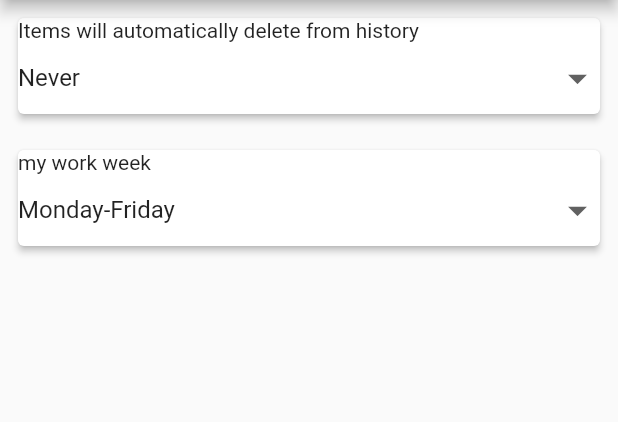
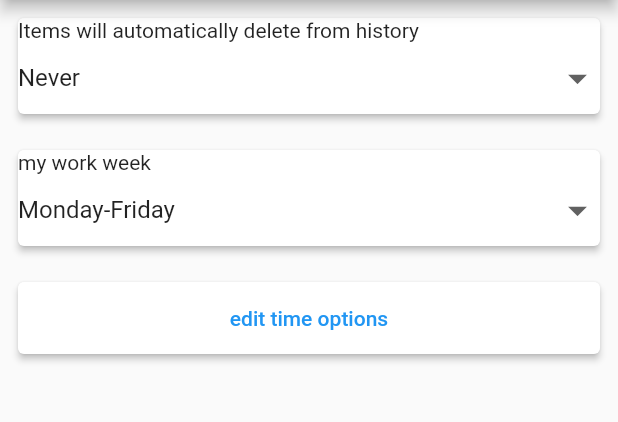
Before and after one commit to Roee-Tsur/snoozy, a Flutter app: the SettingsPage screen opened directly, on a phone screen of 412 x 824 dp, the part 84-506 px from its top. Run offline on Flutter 3.47's test engine with Material 2 defaults, Android fonts, the phone set to English and light mode, and no system bars; our stand-ins replace awesome_notifications, datetime_picker_formfield, file_picker, firebase_analytics, firebase_core, flick_video_player and 10 more; missing offline and left inert: flutter_inappwebview, metadata_fetch, receive_sharing_intent; accounts and stored records are empty; statements that could not run were skipped.

Commit message:
edit time option from menu,

```diff
--- a/lib/Pages/SettingsPage.dart
+++ b/lib/Pages/SettingsPage.dart
@@ -1,8 +1,8 @@
 import 'dart:core';
 
-import 'package:flutter/cupertino.dart';
 import 'package:flutter/material.dart';
 import 'package:snozzy/CustomWidgets/MainDrawer.dart';
+import 'package:snozzy/CustomWidgets/TimePickerDialogNew.dart' as TPD;
 import 'package:snozzy/Globals.dart';
 import 'package:snozzy/models/SnoozyTypes.dart';
 
@@ -27,9 +27,7 @@ class SettingsPage extends StatelessWidget {
           children: [
             AutoDeleteHistoryCard(),
             WorkWeekCard(),
-            /*Card(
-                      child: LeaveAppOpenAfterShareWidget(sharedPreferences),
-                      elevation: 8)*/
+            EditTimeOptionCard()
           ],
         ));
   }
@@ -50,7 +48,8 @@ class _AutoDeleteHistoryCardState extends State<AutoDeleteHistoryCard> {
         child: Column(
           mainAxisSize: MainAxisSize.min,
           crossAxisAlignment: CrossAxisAlignment.start,
-          children: [//todo add auto delete icon
+          children: [
+            //todo add auto delete icon
             Text("Items will automatically delete from history"),
             DropdownButton<AutoDeleteHistoryType>(
                 value: SPService().currentAutoDeleteHistoryType,
@@ -143,6 +142,34 @@ class _WorkWeekCardState extends State<WorkWeekCard> {
   }
 }
 
+class EditTimeOptionCard extends StatefulWidget {
+  const EditTimeOptionCard({Key? key}) : super(key: key);
+
+  @override
+  State<EditTimeOptionCard> createState() => _EditTimeOptionCardState();
+}
+
+class _EditTimeOptionCardState extends State<EditTimeOptionCard> {
+  @override
+  Widget build(BuildContext context) {
+    return Padding(
+      padding: const EdgeInsets.all(8.0),
+      child: Card(
+        elevation: 2,
+        child: TextButton(
+            child: Text("edit time options"),
+            onPressed: () {
+              showDialog(
+                  context: context,
+                  builder: (context) => TPD.TimePickerDialog(
+                        isSettings: true,
+                      ));
+            }),
+      ),
+    );
+  }
+}
+
 /*class LeaveAppOpenAfterShareWidget extends StatefulWidget {
   SharedPreferences sharedPreferences;
 
--- a/lib/main.dart
+++ b/lib/main.dart
@@ -13,10 +13,10 @@ import 'services/Database.dart';
 import 'Pages/MainListPage.dart';
 
 //add multi-language support
-//settings: arrow not doing anything, edit time options, leave app open after share, define work week, control notifications
-//custom time option: customize icon, delete option (fix)
-//implement new settings
+//settings: leave app open after share, control notifications
+//custom time option: customize icon
 //clean up routing
+//show weekend option correct to workweek
 void main() async {
   WidgetsFlutterBinding.ensureInitialized();
   await Firebase.initializeApp();
```
Also changed, not shown: lib/CustomWidgets/TimePickerDialogNew.dart (+66 -7 lines), lib/models/SnoozyTypes.dart (+10 -0 lines).
